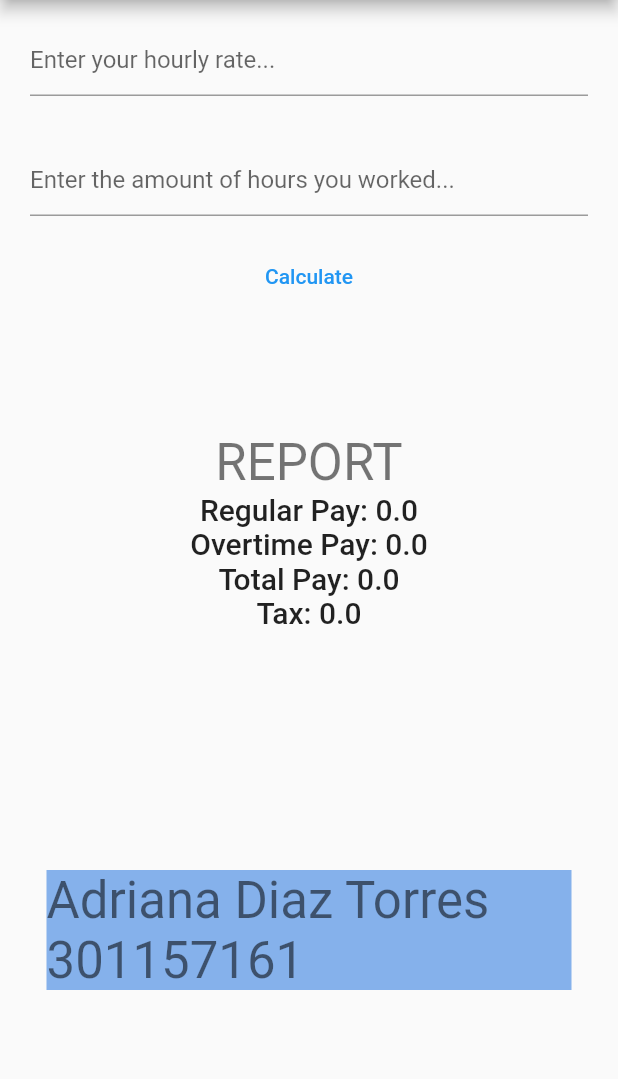
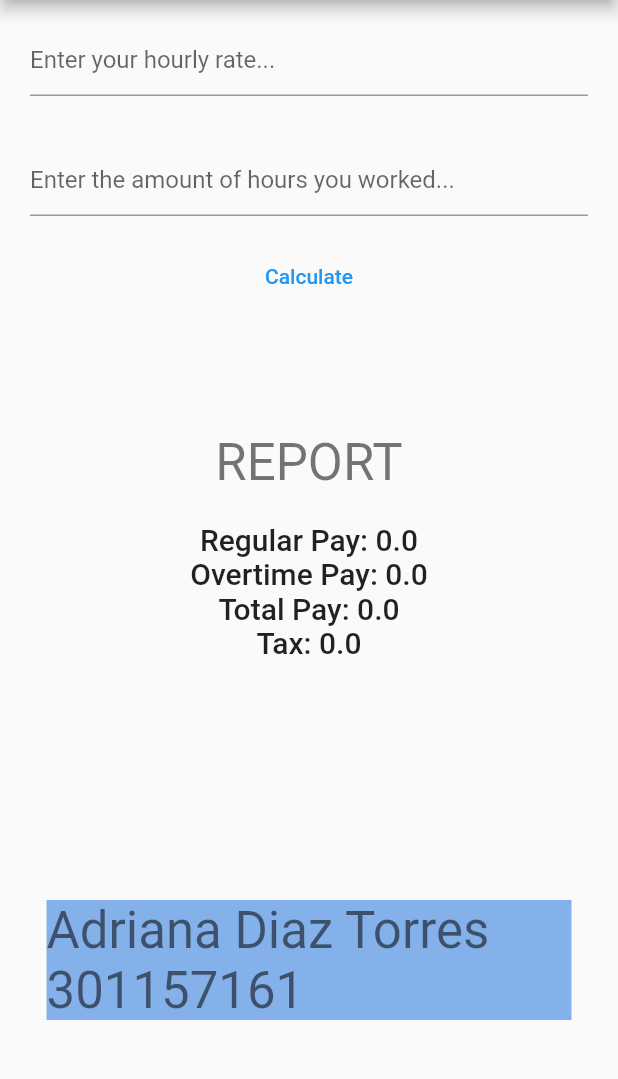
Before and after one commit to adry9204/pay_calculator, a Flutter app: the screen it shows after launch, after a tap on "Calculate", on a phone screen of 412 x 824 dp, the part 84-1163 px from its top. Run offline on Flutter 3.47's test engine with Material 2 defaults, Android fonts, the phone set to English and light mode, and no system bars.

Commit message:
Final commit

```diff
--- a/lib/main.dart
+++ b/lib/main.dart
@@ -74,7 +74,6 @@ class _MyHomePageState extends State<MyHomePage> {
       // so that the display can reflect the updated values. If we changed
       // _counter without calling setState(), then the build method would not be
       // called again, and so nothing would appear to happen.
-      _counter++;
       _rate = double.tryParse(rateController.text);
       _hours = double.tryParse(hoursController.text);
 
@@ -159,6 +158,9 @@ class _MyHomePageState extends State<MyHomePage> {
               style: Theme.of(context).textTheme.headline4,
               textAlign: TextAlign.left,
             ),
+            Padding(
+              padding: const EdgeInsets.symmetric(horizontal: 20, vertical: 10),
+            ),
             Text(
               'Regular Pay: ' + _regular.toString(),
               style: Theme.of(context).textTheme.headline6,
```
